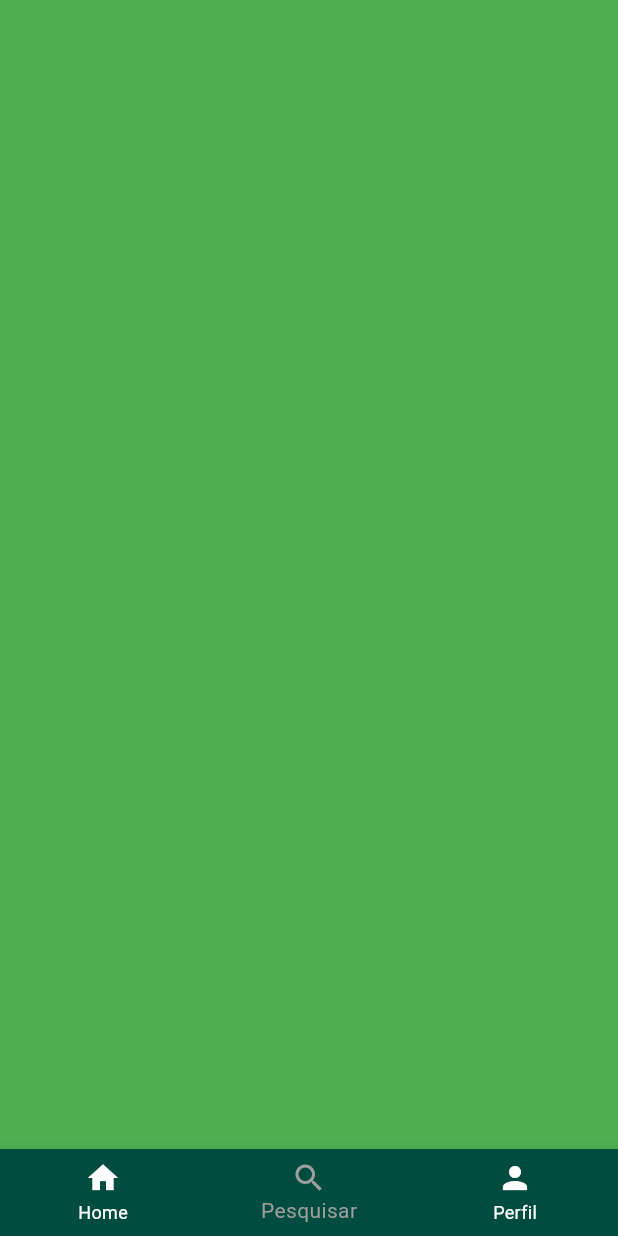
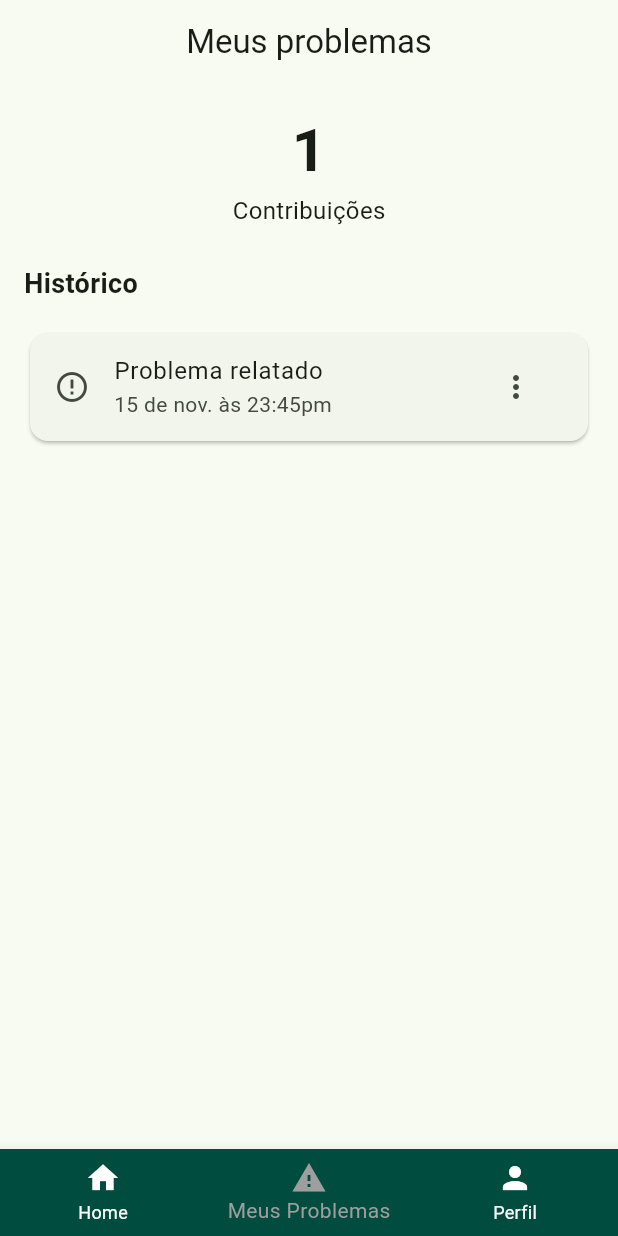
Before and after one commit to Leozin777/city-watch-app, a Flutter app: the TabBarWidget screen opened directly, item 2 of the bottom bar chosen, on a phone screen of 412 x 824 dp. Run offline on Flutter 3.47's test engine with Material 3 defaults, Android fonts, the phone set to English and light mode, and no system bars; our stand-ins replace camera, equatable, flutter_bloc, flutter_local_notifications, flutter_secure_storage, geocoding and 4 more; missing offline and left inert: flutter_config; accounts and stored records are empty.

Commit message:
:construction: feat: meus problemas-page

```diff
--- /dev/null
+++ b/lib/bloc/problems_bloc/problems_bloc.dart
@@ -0,0 +1,15 @@
+import 'package:flutter_bloc/flutter_bloc.dart';
+import 'problems_event.dart';
+import 'problems_state.dart';
+
+class ProblemsBloc extends Bloc<ProblemsEvent, ProblemsState> {
+  ProblemsBloc() : super(ProblemsInitialState()) {
+    on<OpenModalEvent>((event, emit) {
+      emit(ModalOpenState());
+    });
+
+    on<CloseModalEvent>((event, emit) {
+      emit(ProblemsInitialState());
+    });
+  }
+}
--- /dev/null
+++ b/lib/bloc/problems_bloc/problems_event.dart
@@ -0,0 +1,10 @@
+import 'package:equatable/equatable.dart';
+
+abstract class ProblemsEvent extends Equatable {
+  @override
+  List<Object?> get props => [];
+}
+
+class OpenModalEvent extends ProblemsEvent {}
+
+class CloseModalEvent extends ProblemsEvent {}
--- /dev/null
+++ b/lib/bloc/problems_bloc/problems_state.dart
@@ -0,0 +1,10 @@
+import 'package:equatable/equatable.dart';
+
+abstract class ProblemsState extends Equatable {
+  @override
+  List<Object?> get props => [];
+}
+
+class ProblemsInitialState extends ProblemsState {}
+
+class ModalOpenState extends ProblemsState {}
--- /dev/null
+++ b/lib/views/pages/problems_page.dart
@@ -0,0 +1,113 @@
+import 'package:flutter/material.dart';
+import 'package:flutter_bloc/flutter_bloc.dart';
+import '../../bloc/problems_bloc/problems_bloc.dart';
+import '../../bloc/problems_bloc/problems_event.dart';
+import '../../bloc/problems_bloc/problems_state.dart';
+
+class ProblemsScreen extends StatelessWidget {
+  const ProblemsScreen({Key? key}) : super(key: key);
+
+  void _showBottomSheet(BuildContext context) {
+    showModalBottomSheet(
+      context: context,
+      backgroundColor: Colors.white,
+      shape: const RoundedRectangleBorder(
+        borderRadius: BorderRadius.vertical(top: Radius.circular(16)),
+      ),
+      builder: (BuildContext context) {
+        return SizedBox(
+          height: 150,
+          child: Column(
+            mainAxisAlignment: MainAxisAlignment.spaceBetween,
+            children: [
+              ListTile(
+                leading: const Icon(Icons.delete, color: Colors.red),
+                title: const Text(
+                  'Remover do histórico',
+                  style: TextStyle(color: Colors.red),
+                ),
+                onTap: () {
+                  // Lógica para remover do histórico
+                  Navigator.pop(context); // Fecha o modal
+                },
+              ),
+              ListTile(
+                leading: const Icon(Icons.cancel),
+                title: const Text('Cancelar'),
+                onTap: () {
+                  Navigator.pop(context); // Fecha o modal
+                },
+              ),
+            ],
+          ),
+        );
+      },
+    );
+  }
+
+  @override
+  Widget build(BuildContext context) {
+    return Scaffold(
+      appBar: AppBar(
+        title: const Text('Meus problemas'),
+        centerTitle: true,
+      ),
+      body: Padding(
+        padding: const EdgeInsets.all(16.0),
+        child: Column(
+          crossAxisAlignment: CrossAxisAlignment.start,
+          children: [
+            const Center(
+              child: Column(
+                children: [
+                  Text(
+                    '1',
+                    style: TextStyle(fontSize: 40, fontWeight: FontWeight.bold),
+                  ),
+                  Text(
+                    'Contribuições',
+                    style: TextStyle(fontSize: 16),
+                  ),
+                ],
+              ),
+            ),
+            const SizedBox(height: 24),
+            const Text(
+              'Histórico',
+              style: TextStyle(fontSize: 18, fontWeight: FontWeight.bold),
+            ),
+            const SizedBox(height: 16),
+            Card(
+              child: Column(
+                children: [
+                  ListTile(
+                    leading: const Icon(Icons.error_outline),
+                    title: const Text('Problema relatado'),
+                    subtitle: const Text('15 de nov. às 23:45pm'),
+                    trailing: IconButton(
+                      icon: const Icon(Icons.more_vert),
+                      onPressed: () {
+                        context
+                            .read<ProblemsBloc>()
+                            .add(OpenModalEvent()); // Dispara evento para abrir modal
+                      },
+                    ),
+                  ),
+                ],
+              ),
+            ),
+            BlocListener<ProblemsBloc, ProblemsState>(
+              listener: (context, state) {
+                if (state is ModalOpenState) {
+                  _showBottomSheet(context);
+                  context.read<ProblemsBloc>().add(CloseModalEvent());
+                }
+              },
+              child: const SizedBox.shrink(),
+            ),
+          ],
+        ),
+      ),
+    );
+  }
+}
--- a/lib/views/widgets/tab_bar_widget.dart
+++ b/lib/views/widgets/tab_bar_widget.dart
@@ -3,6 +3,7 @@ import 'package:flutter/material.dart';
 import 'package:flutter_bloc/flutter_bloc.dart';
 
 import '../../bloc/home_bloc/home_bloc.dart';
+import '../pages/problems_page.dart';
 
 class TabBarWidget extends StatefulWidget {
   const TabBarWidget({super.key});
@@ -18,9 +19,7 @@ class _TabBarWidgetState extends State<TabBarWidget> {
       case 0:
         return BlocProvider<HomeBloc>(create: (context) => HomeBloc(), child: HomePage());
       case 1:
-        return Container(
-          color: Colors.green,
-        );
+        return ProblemsScreen();
       case 2:
         return Container(
           color: Colors.blue,
@@ -50,8 +49,8 @@ class _TabBarWidgetState extends State<TabBarWidget> {
             label: 'Home',
           ),
           BottomNavigationBarItem(
-            icon: Icon(Icons.search),
-            label: 'Pesquisar',
+            icon: Icon(Icons.report_problem),
+            label: 'Meus Problemas',
           ),
           BottomNavigationBarItem(
             icon: Icon(Icons.person),
--- a/pubspec.yaml
+++ b/pubspec.yaml
@@ -45,6 +45,7 @@ dependencies:
   flutter_config: ^2.0.2
   geocoding: ^3.0.0
   camera: ^0.11.0+2
+  equatable: ^2.0.5
   flutter_local_notifications: ^17.2.4
 
 dev_dependencies:
```
Also changed, not shown: assets/img/map_style.png (added), pubspec.lock, 1 other file.
